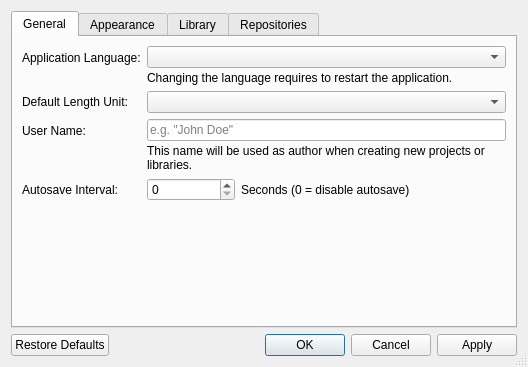
Above: libs/librepcb/workspace/settings/workspacesettingsdialog.ui from LibrePCB/LibrePCB before the change. Below: the same form after it.
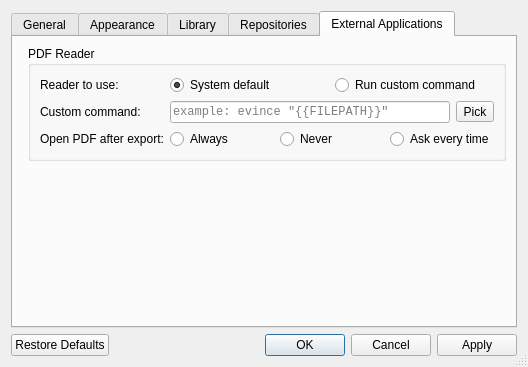
That is the form after the change. The open tabs and pages were chosen to show the change. Icons and pictures are not drawn. Custom widgets are drawn as their Qt base class.

Patch:
```diff
--- a/libs/librepcb/workspace/settings/workspacesettingsdialog.ui
+++ b/libs/librepcb/workspace/settings/workspacesettingsdialog.ui
@@ -280,6 +280,176 @@
        </item>
       </layout>
      </widget>
+     <widget class="QWidget" name="externalApplicationsTab">
+      <attribute name="title">
+       <string>External Applications</string>
+      </attribute>
+      <layout class="QFormLayout" name="formLayout_5">
+       <item row="0" column="1">
+        <widget class="QGroupBox" name="pdfBox">
+         <property name="sizePolicy">
+          <sizepolicy hsizetype="Preferred" vsizetype="Preferred">
+           <horstretch>0</horstretch>
+           <verstretch>0</verstretch>
+          </sizepolicy>
+         </property>
+         <property name="title">
+          <string>PDF Reader</string>
+         </property>
+         <layout class="QFormLayout" name="formLayout_4">
+          <item row="0" column="0">
+           <widget class="QLabel" name="label_13">
+            <property name="sizePolicy">
+             <sizepolicy hsizetype="Expanding" vsizetype="Preferred">
+              <horstretch>0</horstretch>
+              <verstretch>0</verstretch>
+             </sizepolicy>
+            </property>
+            <property name="text">
+             <string>Reader to use:</string>
+            </property>
+           </widget>
+          </item>
+          <item row="0" column="1">
+           <layout class="QHBoxLayout" name="pdfReaderHLayout">
+            <item>
+             <widget class="QRadioButton" name="pdfDefaultRadioBtn">
+              <property name="text">
+               <string>System default</string>
+              </property>
+              <property name="checked">
+               <bool>true</bool>
+              </property>
+              <attribute name="buttonGroup">
+               <string notr="true">pdfReaderGroup</string>
+              </attribute>
+             </widget>
+            </item>
+            <item>
+             <widget class="QRadioButton" name="pdfCustomRadioBtn">
+              <property name="text">
+               <string>Run custom command</string>
+              </property>
+              <attribute name="buttonGroup">
+               <string notr="true">pdfReaderGroup</string>
+              </attribute>
+             </widget>
+            </item>
+           </layout>
+          </item>
+          <item row="1" column="0">
+           <widget class="QLabel" name="label_14">
+            <property name="sizePolicy">
+             <sizepolicy hsizetype="Expanding" vsizetype="Preferred">
+              <horstretch>0</horstretch>
+              <verstretch>0</verstretch>
+             </sizepolicy>
+            </property>
+            <property name="text">
+             <string>Custom command:</string>
+            </property>
+           </widget>
+          </item>
+          <item row="2" column="0">
+           <widget class="QLabel" name="label_15">
+            <property name="sizePolicy">
+             <sizepolicy hsizetype="Expanding" vsizetype="Preferred">
+              <horstretch>0</horstretch>
+              <verstretch>0</verstretch>
+             </sizepolicy>
+            </property>
+            <property name="text">
+             <string>Open PDF after export:</string>
+            </property>
+           </widget>
+          </item>
+          <item row="2" column="1">
+           <layout class="QHBoxLayout" name="pdfOpenHLayout">
+            <item>
+             <widget class="QRadioButton" name="pdfOpenAlwaysRadio">
+              <property name="text">
+               <string>Always</string>
+              </property>
+              <attribute name="buttonGroup">
+               <string notr="true">pdfOpenGroup</string>
+              </attribute>
+             </widget>
+            </item>
+            <item>
+             <widget class="QRadioButton" name="pdfOpenNeverRadio">
+              <property name="text">
+               <string>Never</string>
+              </property>
+              <attribute name="buttonGroup">
+               <string notr="true">pdfOpenGroup</string>
+              </attribute>
+             </widget>
+            </item>
+            <item>
+             <widget class="QRadioButton" name="pdfOpenAskRadio">
+              <property name="text">
+               <string>Ask every time</string>
+              </property>
+              <attribute name="buttonGroup">
+               <string notr="true">pdfOpenGroup</string>
+              </attribute>
+             </widget>
+            </item>
+           </layout>
+          </item>
+          <item row="1" column="1">
+           <layout class="QHBoxLayout" name="horizontalLayout_3">
+            <item>
+             <widget class="QLineEdit" name="pdfCustomCmdEdit">
+              <property name="enabled">
+               <bool>true</bool>
+              </property>
+              <property name="sizePolicy">
+               <sizepolicy hsizetype="Expanding" vsizetype="Fixed">
+                <horstretch>0</horstretch>
+                <verstretch>0</verstretch>
+               </sizepolicy>
+              </property>
+              <property name="font">
+               <font>
+                <family>Monospace</family>
+               </font>
+              </property>
+              <property name="toolTip">
+               <string>&lt;html&gt;&lt;head/&gt;&lt;body&gt;&lt;p&gt;Use &lt;span style=&quot; font-family:'monospace';&quot;&gt;{{FILEPATH}}}&lt;/span&gt; as placeholder for the filename.&lt;/p&gt;&lt;p&gt;Notice: If your path contains space you may need to add quotes like this: &lt;span style=&quot; font-family:'monospace';&quot;&gt;&amp;quot;{{FILEPATH}}&amp;quot;&lt;/span&gt; .&lt;/p&gt;&lt;/body&gt;&lt;/html&gt;</string>
+              </property>
+              <property name="maxLength">
+               <number>500</number>
+              </property>
+              <property name="placeholderText">
+               <string>example: evince &quot;{{FILEPATH}}&quot;</string>
+              </property>
+              <property name="clearButtonEnabled">
+               <bool>true</bool>
+              </property>
+             </widget>
+            </item>
+            <item>
+             <widget class="QToolButton" name="pdfCustomCmdPickBtn">
+              <property name="toolTip">
+               <string>&lt;html&gt;&lt;head/&gt;&lt;body&gt;&lt;p&gt;Pick an executable file&lt;/p&gt;&lt;/body&gt;&lt;/html&gt;</string>
+              </property>
+              <property name="text">
+               <string>Pick</string>
+              </property>
+              <property name="icon">
+               <iconset resource="../../../../img/images.qrc">
+                <normaloff>:/img/actions/open.png</normaloff>:/img/actions/open.png</iconset>
+              </property>
+             </widget>
+            </item>
+           </layout>
+          </item>
+         </layout>
+        </widget>
+       </item>
+      </layout>
+     </widget>
     </widget>
    </item>
    <item>
```
Left out of the diff: 19 changed lines with no effect on the pictures.
